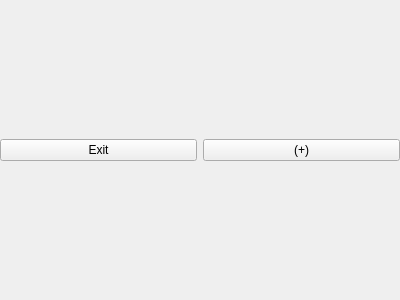
Qt form graph2D/graph2d_container_gui.ui (joaodeus/mathgraphica) before a commit.
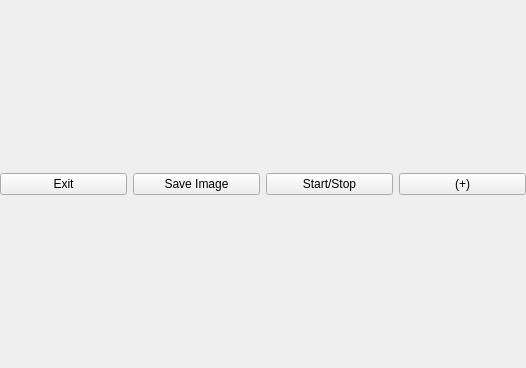
The same form after that commit. Icons and pictures are not drawn.

The edit to the form file:
```diff
--- a/graph2D/graph2d_container_gui.ui
+++ b/graph2D/graph2d_container_gui.ui
@@ -6,8 +6,8 @@
    <rect>
     <x>0</x>
     <y>0</y>
-    <width>400</width>
-    <height>300</height>
+    <width>526</width>
+    <height>368</height>
    </rect>
   </property>
   <property name="windowTitle">
@@ -33,7 +33,14 @@
    <property name="verticalSpacing">
     <number>2</number>
    </property>
-   <item row="0" column="0" colspan="2">
+   <item row="1" column="1">
+    <widget class="QPushButton" name="pushButton_saveImage">
+     <property name="text">
+      <string>Save Image</string>
+     </property>
+    </widget>
+   </item>
+   <item row="0" column="0" colspan="4">
     <layout class="QHBoxLayout" name="horizontalLayout">
      <property name="spacing">
       <number>6</number>
@@ -47,13 +54,20 @@
      </property>
     </widget>
    </item>
-   <item row="1" column="1">
+   <item row="1" column="3">
     <widget class="QPushButton" name="pushButton_options">
      <property name="text">
       <string>(+)</string>
      </property>
     </widget>
    </item>
+   <item row="1" column="2">
+    <widget class="QPushButton" name="pushButton_startStop">
+     <property name="text">
+      <string>Start/Stop</string>
+     </property>
+    </widget>
+   </item>
   </layout>
  </widget>
  <resources>
```
Left out of the diff: 6 changed lines with no effect on the pictures.
